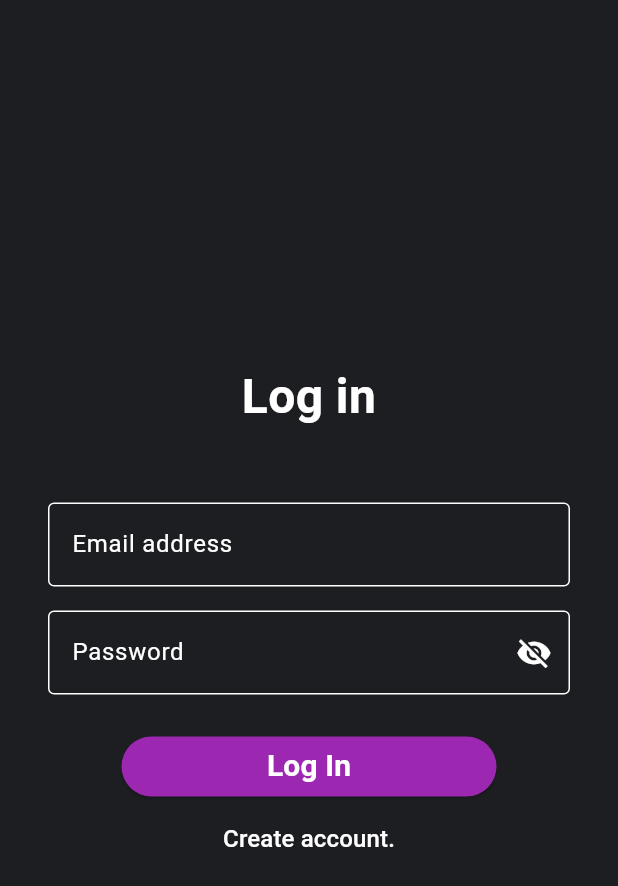
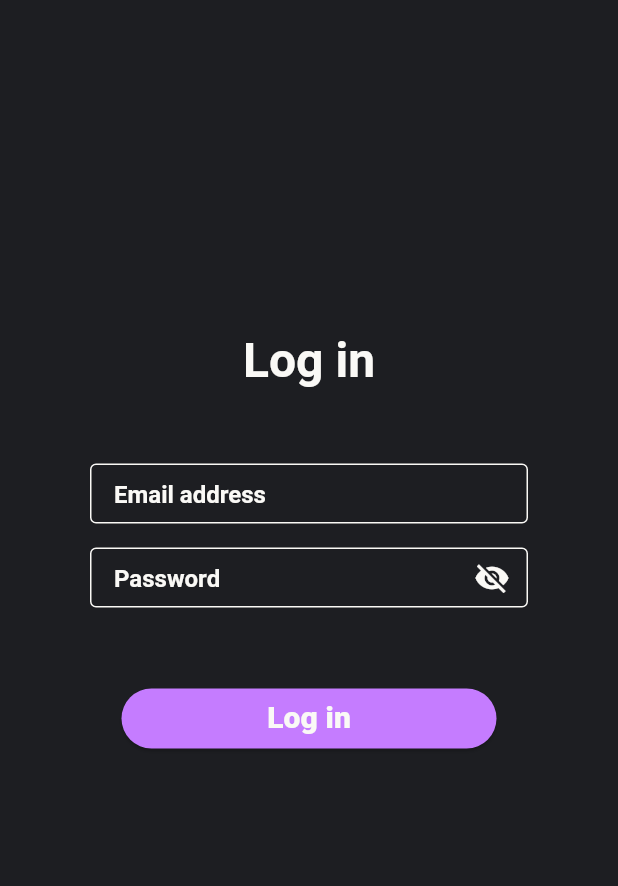
Before and after one commit to LucasvanSteveninck/iconica.feb24_pro_visitor, a Flutter app: the screen it shows after launch, on a phone screen of 412 x 824 dp. Shown: the top 886 px of the screen. Run offline on Flutter 3.47's test engine with Material 3 defaults, Android fonts, the phone set to English and light mode, and no system bars; our stand-ins replace cloud_firestore, firebase_auth, firebase_core, google_fonts, qr_flutter; accounts and stored records are empty; Roboto replaces fonts that are missing (Avenir).

Commit message:
fix: fix the login screen

```diff
--- a/feb24_pro_visitor/lib/src/ui/login/login_screen.dart
+++ b/feb24_pro_visitor/lib/src/ui/login/login_screen.dart
@@ -23,8 +23,7 @@ class _LoginScreenState extends State<LoginScreen> {
   Future<void> _login() async {
     final String email = _emailController.text;
     final String password = _passwordController.text;
-    if (await userService.login(email, password))
-    {
+    if (await userService.login(email, password)) {
       Navigator.pushReplacementNamed(context, '/qr-code');
     }
   }
@@ -34,73 +33,86 @@ class _LoginScreenState extends State<LoginScreen> {
     return Scaffold(
       backgroundColor: Theme.of(context).colorScheme.background,
       body: Padding(
-        padding: const EdgeInsets.all(32.0),
+        padding: const EdgeInsets.only(top: 220.0, left: 60.0, right: 60.0, bottom: 60.0),
         child: Column(
-          mainAxisAlignment: MainAxisAlignment.center,
+          mainAxisAlignment: MainAxisAlignment.start,
           children: <Widget>[
-            const Text(
+            Text(
               'Log in',
-              style: TextStyle(
-                color: Colors.white,
+              style: Theme.of(context).textTheme.headline6?.copyWith(
+                    color: Color(0xFFFAF9F6),
                     fontSize: 32.0,
                     fontWeight: FontWeight.bold,
                   ),
               textAlign: TextAlign.center,
             ),
             const SizedBox(height: 48.0),
-            TextFormField(
+            Container(
+              height: 40,
+              child: TextFormField(
                 controller: _emailController,
-              style: const TextStyle(color: Colors.white),
+                style: Theme.of(context).textTheme.headline6?.copyWith(
+                    color: Color(0xFFFAF9F6),
+                    fontSize: 16.0,
+                    fontWeight: FontWeight.bold,
+                  ),
                 decoration: const InputDecoration(
+
                   hintText: 'Email address',
-                hintStyle: TextStyle(color: Colors.white),
+                  hintStyle: TextStyle(color: Color(0xFFFAF9F6)),
                   enabledBorder: OutlineInputBorder(
-                  borderSide: BorderSide(color: Colors.white),
+                    borderSide: BorderSide(color: Color(0xFFFAF9F6)),
                   ),
                   focusedBorder: OutlineInputBorder(
-                  borderSide: BorderSide(color: Colors.white),
+                    borderSide: BorderSide(color: Color(0xFFFAF9F6)),
+                  ),
+
+                  contentPadding: EdgeInsets.only(left: 12, top: 10, bottom: 10),
                 ),
               ),
             ),
             const SizedBox(height: 16.0),
-            TextFormField(
+            Container(
+              height: 40,
+              child: TextFormField(
                 controller: _passwordController,
-              style: const TextStyle(color: Colors.white),
+                                style: Theme.of(context).textTheme.headline6?.copyWith(
+                    color: Color(0xFFFAF9F6),
+                    fontSize: 16.0,
+                    fontWeight: FontWeight.bold,
+                  ),
                 obscureText: true,
                 decoration: const InputDecoration(
                   hintText: 'Password',
-                hintStyle: TextStyle(color: Colors.white),
+                  hintStyle: TextStyle(color: Color(0xFFFAF9F6)),
                   enabledBorder: OutlineInputBorder(
-                  borderSide: BorderSide(color: Colors.white),
+                    borderSide: BorderSide(color: Color(0xFFFAF9F6)),
                   ),
                   focusedBorder: OutlineInputBorder(
-                  borderSide: BorderSide(color: Colors.white),
+                    borderSide: BorderSide(color: Color(0xFFFAF9F6)),
                   ),
-                suffixIcon: Icon(Icons.visibility_off, color: Colors.white),
+                  suffixIcon: Icon(Icons.visibility_off,
+                      color: Color(0xFFFAF9F6)),
+                  contentPadding: EdgeInsets.only(left: 12, top: 10, bottom: 10),
                 ),
               ),
-            const SizedBox(height: 24.0),
+            ),
+            const SizedBox(height: 50.0),
             SizedBox(
               width: 250,
               child: ElevatedButton(
                 style: ElevatedButton.styleFrom(
-                    foregroundColor: Colors.white,
-                    backgroundColor: Theme.of(context).colorScheme.primary),
-                onPressed:
-                    _login,
+                    foregroundColor: const Color(0xFFFAF9F6),
+                    backgroundColor: const Color(0xFFC57CFF)),
+                onPressed: _login,
                 child: const Text(
-                  'Log In',
+                  'Log in',
                   style: TextStyle(
                     fontSize: 20,
-                    fontWeight: FontWeight.bold,
+                    fontWeight: FontWeight.w800,
                   ),
                 ),
               ),
-            ),
-            TextButton(
-              onPressed: () {},
-              child: const Text('Create account.',
-                  style: TextStyle(color: Colors.white, fontSize: 16)),
             ),
           ],
         ),
```
Lines whose indentation alone changed are shown as unchanged.
